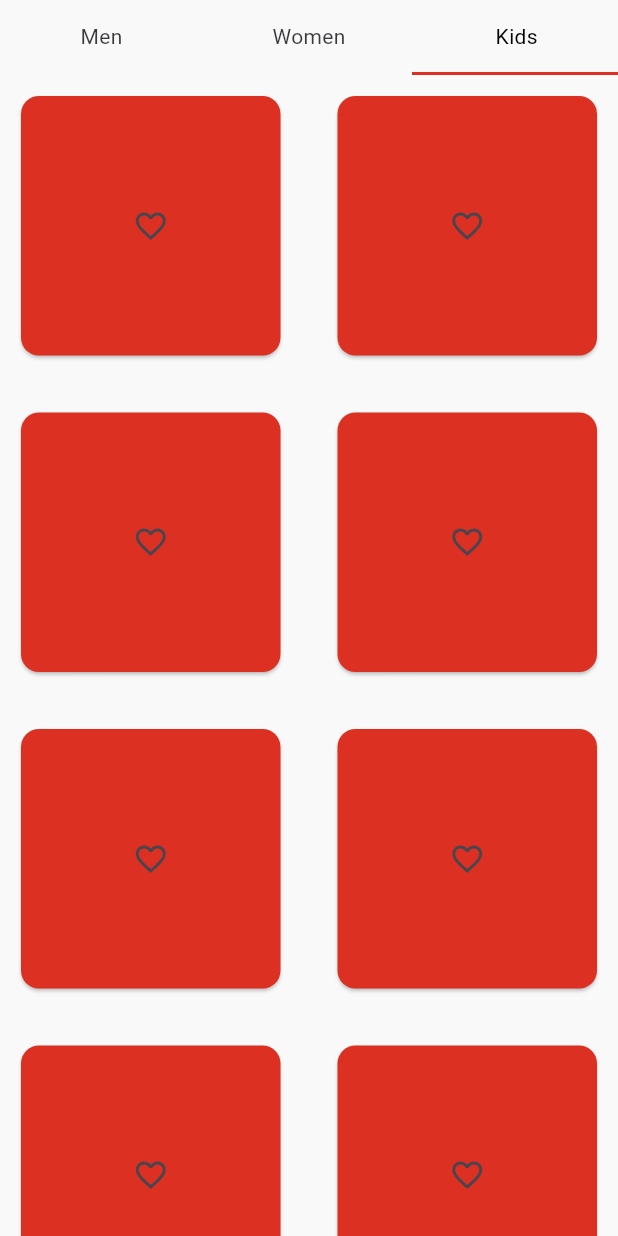
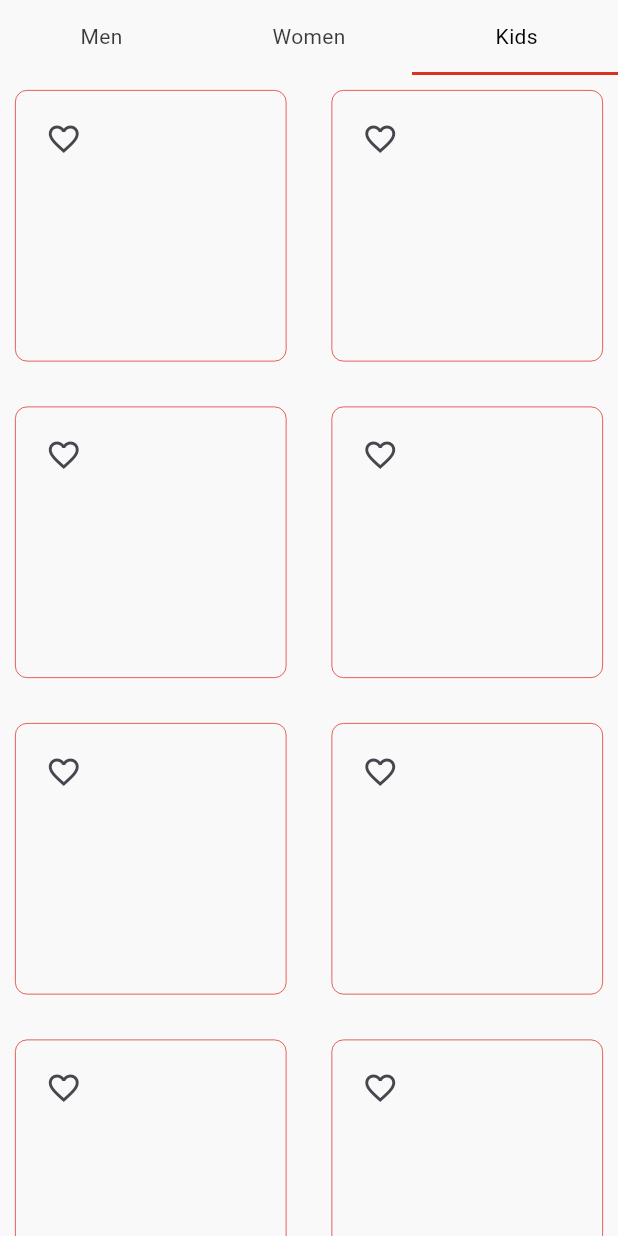
Before and after one commit to Coder-CH1/E-commerce, a Flutter app: the CategoriesSegmentedControl screen opened directly, after a tap on "Women", after a tap on "Kids", on a phone screen of 412 x 824 dp. Run offline on Flutter 3.47's test engine with Material 3 defaults, Android fonts, the phone set to English and light mode, and no system bars; our stand-ins replace animated_text_kit, cloud_firestore, firebase_auth, firebase_core, flutter_dotenv, sticky_headers; accounts and stored records are empty.

Commit message:
segments screens updated

```diff
--- a/lib/ui/main_page/categories/categories.dart
+++ b/lib/ui/main_page/categories/categories.dart
@@ -142,7 +142,7 @@ class _WomenState extends State<Women> {
   Widget build(BuildContext context) {
     //double width = MediaQuery.of(context).size.width/4;
     return ListView.builder(
-        padding: EdgeInsets.only(bottom: 0),
+        padding: const EdgeInsets.only(bottom: 0),
         itemCount: 10,
         itemBuilder: (context, index) {
           return Padding(
@@ -151,11 +151,26 @@ class _WomenState extends State<Women> {
                 child: SizedBox(
                   height: 100,
                   width: 300,
-                  child: Card(
+                  child: Container(
+                    decoration: BoxDecoration(
+                        borderRadius: BorderRadius.circular(8),
+                        border: Border.all(
+                          width: 0.5,
                           color: redColor,
+                        )
+                    ),
+                    child:  Stack(
+                        children:
+                        [
+                          Positioned(
+                            top: 8,
+                            left: 8,
                             child: IconButton(
                                 onPressed: () {},
-                          icon: const Icon(Icons.favorite_border))
+                                icon: const Icon(Icons.favorite_border)),
+                          ),
+                        ]
+                    ),
                   ),
                 )
             ),
@@ -176,7 +191,7 @@ class _MenState extends State<Men> {
   Widget build(BuildContext context) {
     return GridView.builder(
         shrinkWrap: true,
-        padding: EdgeInsets.only(bottom: 0),
+        padding: const EdgeInsets.only(bottom: 0),
         gridDelegate: const SliverGridDelegateWithFixedCrossAxisCount(
           crossAxisCount: 2,
           crossAxisSpacing: 4,
@@ -191,11 +206,26 @@ class _MenState extends State<Men> {
                 child: SizedBox(
                   height: 300,
                   width: 80,
-                  child: Card(
+                  child: Container(
+                    decoration: BoxDecoration(
+                        borderRadius: BorderRadius.circular(8),
+                        border: Border.all(
+                          width: 0.5,
                           color: redColor,
-                      child:  IconButton(
+                        )
+                    ),
+                    child:  Stack(
+                        children:
+                        [
+                          Positioned(
+                            top: 8,
+                            left: 8,
+                            child: IconButton(
                                 onPressed: () {},
-                          icon: const Icon(Icons.favorite_border))
+                                icon: const Icon(Icons.favorite_border)),
+                          ),
+                        ]
+                    ),
                   ),
                 )
             ),
@@ -206,7 +236,7 @@ class _MenState extends State<Men> {
 }
 
 class Kids extends StatefulWidget {
-  const Kids({Key? key}) : super(key: key);
+  const Kids({super.key});
 
   @override
   State<Kids> createState() => _KidsState();
@@ -227,11 +257,26 @@ class _KidsState extends State<Kids> {
           child: SizedBox(
             height: 300,
             width: 100,
-            child: Card(
+            child: Container(
+              decoration: BoxDecoration(
+                  borderRadius: BorderRadius.circular(8),
+                  border: Border.all(
+                    width: 0.5,
                     color: redColor,
-              child:  IconButton(
+                  )
+              ),
+              child:  Stack(
+                  children:
+                  [
+                    Positioned(
+                      top: 8,
+                      left: 8,
+                      child: IconButton(
                           onPressed: () {},
                           icon: const Icon(Icons.favorite_border)),
+                    ),
+                  ]
+              ),
             ),
           ),
         );
```
Lines whose indentation alone changed are shown as unchanged.
